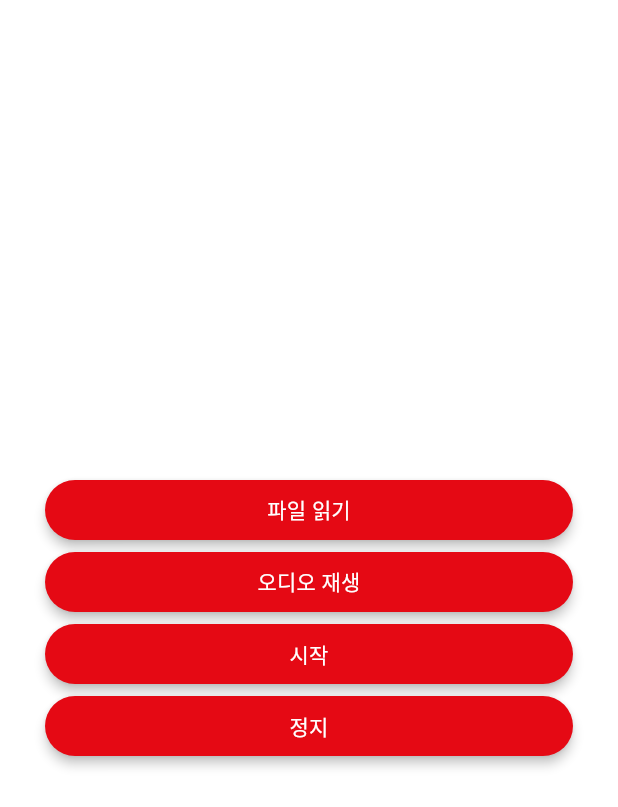
After one commit to APP-iOS7/loud3, a Flutter app: the YoutubeJustAudio screen opened by its route, after a tap on "오디오 재생", on a phone screen of 412 x 824 dp. The commit adds this screen. Shown: the top 807 px of the screen. Run offline on Flutter 3.47's test engine with Material 3 defaults, Android fonts, the phone set to English and light mode, and no system bars; our stand-ins replace google_fonts, just_audio, just_audio_background, youtube_player_flutter; missing offline and left inert: youtube_explode_dart, youtube_scrape_api.

Commit message:
Android 백그라운드 실행 및 app data 파일에 audio 저장 기능

```diff
--- a/music_feature_test/lib/main.dart
+++ b/music_feature_test/lib/main.dart
@@ -1,7 +1,9 @@
 import 'package:flutter/material.dart';
+import 'package:just_audio_background/just_audio_background.dart';
 import 'package:music_feature_test/listScreen.dart';
 import 'package:music_feature_test/model/ListModel.dart';
 import 'package:music_feature_test/pages/YoutubeAudioScreen.dart';
+import 'package:music_feature_test/pages/YoutubeJustAudio.dart';
 import 'package:music_feature_test/pages/YoutubeSearchScreen.dart';
 import 'package:music_feature_test/pages/YoutubeVideoScreen.dart';
 
@@ -22,11 +24,22 @@ final List<Listmodel> dataSet = [
   Listmodel(
     createdAt: DateTime(2025, 2, 27),
     title: "Youtube 오디오 기능",
-    subTitle: "youtube 오디오 및 정보 가져오기",
+    subTitle: "youtube 오디오 정보 및 다운로드",
     route: {'YoutubeAudioScreen': (_) => const YoutubeAudioScreen()},
+  ),
+  Listmodel(
+    createdAt: DateTime(2025, 2, 27),
+    title: "저장한 audio 파일 실행해보기",
+    subTitle: "byte 타입 just_audio 로 실행",
+    route: {'YoutubeJustAudio': (_) => const YoutubeJustAudio()},
   ),
 ];
 
 void main() async {
+  await JustAudioBackground.init(
+    androidNotificationChannelId: 'com.ryanheise.bg_demo.channel.audio',
+    androidNotificationChannelName: 'Audio playback',
+    androidNotificationOngoing: true,
+  );
   runApp(ListScreenPage(dataSet: dataSet));
 }
--- /dev/null
+++ b/music_feature_test/lib/pages/YoutubeJustAudio.dart
@@ -0,0 +1,52 @@
+import 'package:flutter/material.dart';
+import 'package:just_audio/just_audio.dart';
+import 'package:just_audio_background/just_audio_background.dart';
+import 'package:music_feature_test/services/DownloadService.dart';
+
+class YoutubeJustAudio extends StatefulWidget {
+  const YoutubeJustAudio({super.key});
+
+  @override
+  State<YoutubeJustAudio> createState() => _YoutubeJustAudioState();
+}
+
+class _YoutubeJustAudioState extends State<YoutubeJustAudio> {
+  AudioPlayer audioPlayer = AudioPlayer();
+
+  @override
+  void initState() {
+    super.initState();
+  }
+
+  @override
+  Widget build(BuildContext context) {
+    return Scaffold(
+      body: Padding(
+        padding: const EdgeInsets.all(30.0),
+        child: Column(
+          crossAxisAlignment: CrossAxisAlignment.stretch,
+          mainAxisAlignment: MainAxisAlignment.center,
+          children: [
+            ElevatedButton(onPressed: readAudioFile, child: Text("파일 읽기")),
+            ElevatedButton(
+              onPressed: () => playSoundinFile(audioPlayer),
+              child: Text("오디오 재생"),
+            ),
+            ElevatedButton(
+              onPressed: () async {
+                await audioPlayer.play();
+              },
+              child: Text("시작"),
+            ),
+            ElevatedButton(
+              onPressed: () async {
+                await audioPlayer.pause();
+              },
+              child: Text("정지"),
+            ),
+          ],
+        ),
+      ),
+    );
+  }
+}
--- /dev/null
+++ b/music_feature_test/lib/services/DownloadService.dart
@@ -0,0 +1,103 @@
+import 'dart:io';
+import 'package:just_audio/just_audio.dart';
+import 'package:just_audio_background/just_audio_background.dart';
+import 'package:youtube_explode_dart/youtube_explode_dart.dart';
+import 'package:path_provider/path_provider.dart';
+
+Future<void> downloadVideo(String videoId, YoutubeExplode yt) async {
+  // 비디오 스트림 가져오기
+  var manifest = await yt.videos.streamsClient.getManifest(VideoId(videoId));
+  var audioStreamInfo = manifest.audioOnly.first;
+
+  // 저장할 경로 설정
+  var dir = await getApplicationDocumentsDirectory();
+  var audioFile = File('${dir.path}audio.mp4');
+  print(dir);
+  print(audioFile);
+
+  // 오디오 다운로드
+  var audioStream = yt.videos.streamsClient.get(audioStreamInfo);
+  var audioFileStream = audioFile.openWrite();
+  await audioStream.pipe(audioFileStream);
+  await audioFileStream.flush();
+  await audioFileStream.close();
+
+  print("비디오와 오디오 다운로드 완료!");
+}
+
+Future<void> readAudioFile() async {
+  // 앱 전용 저장소 경로 가져오기
+  var directory = await getApplicationDocumentsDirectory();
+
+  // 읽을 파일 경로
+  var filePath = '${directory.path}/audio.mp4';
+
+  // 파일 존재 여부 확인
+  var file = File(filePath);
+
+  if (await file.exists()) {
+    // 오디오 파일을 바이트 배열로 읽기
+    var fileBytes = await file.readAsBytes();
+
+    // 오디오 파일 처리 예시 (여기서는 바이트 배열의 크기를 출력)
+    print('파일 크기: ${fileBytes.length} bytes');
+    print('파일 읽어드리기 : ${fileBytes.toString()}');
+  } else {
+    print('파일이 존재하지 않습니다.');
+  }
+}
+
+Future<void> playSoundinFile(AudioPlayer audioPlayer) async {
+  // 앱 전용 저장소 경로 가져오기
+  var directory = await getApplicationDocumentsDirectory();
+
+  // 읽을 파일 경로
+  var filePath = '${directory.path}/audio.mp4';
+
+  // 파일 존재 여부 확인
+  var file = File(filePath);
+
+  if (await file.exists()) {
+    // 오디오 파일을 just_audio로 실행하기( 둘 다 사용하지 못함 하나만 사용해야 합니다)
+    // await audioPlayer.setFilePath(file.path);
+
+    // 로컬 파일 경로를 AudioSource.file로 로드합니다.
+    final audioSource = AudioSource.file(
+      file.path,
+      tag: MediaItem(
+        id: '1', // 고유 ID
+        album: "Album Name", // 앨범 이름
+        title: "Song Title", // 곡 제목
+        artUri: Uri.parse(
+          'https://img.youtube.com/vi/2A8G_VsQqDI/hqdefault.jpg',
+        ), // 앨범 아트 이미지
+      ),
+    );
+
+    await audioPlayer.setAudioSource(audioSource);
+
+    await audioPlayer.play();
+  } else {
+    print('파일이 존재하지 않습니다.');
+  }
+}
+
+Future<void> pauseSoundinFile(AudioPlayer audioPlayer) async {
+  // 앱 전용 저장소 경로 가져오기
+  var directory = await getApplicationDocumentsDirectory();
+
+  // 읽을 파일 경로
+  var filePath = '${directory.path}/audio.mp4';
+
+  // 파일 존재 여부 확인
+  var file = File(filePath);
+
+  if (await file.exists()) {
+    // 오디오 파일을 just_audio로 실행하기
+    await audioPlayer.setFilePath(file.path);
+
+    await audioPlayer.pause();
+  } else {
+    print('파일이 존재하지 않습니다.');
+  }
+}
--- a/music_feature_test/pubspec.yaml
+++ b/music_feature_test/pubspec.yaml
@@ -40,6 +40,8 @@ dependencies:
   just_audio: ^0.9.46
   just_audio_background: ^0.0.1-beta.15
   google_fonts: ^6.2.1
+  dio: ^5.8.0+1
+  path_provider: ^2.1.5
 
 dev_dependencies:
   flutter_test:
```
Also changed, not shown: music_feature_test/lib/pages/YoutubeAudioScreen.dart (+66 -8 lines), 2 other files.
